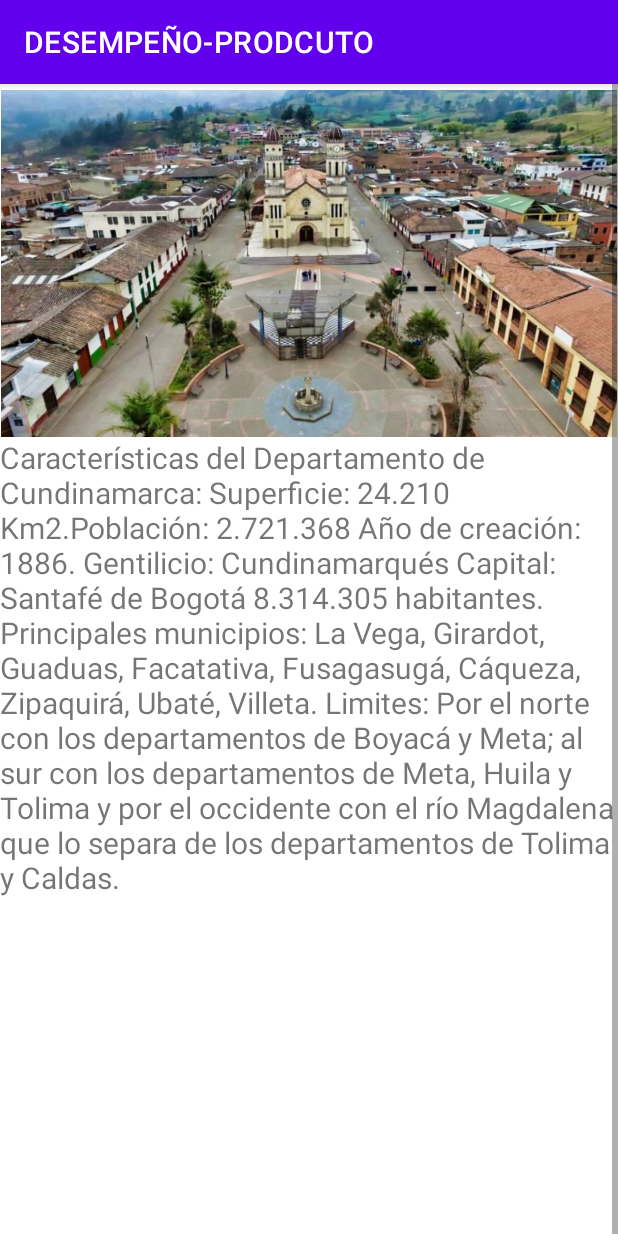
After one commit to migueld2000/DESEMPEOPRODCUTO, an Android app: the Datos_de_cundinamarca screen opened directly, with no data from a screen before it, on a phone screen of 412 x 824 dp. The commit adds this screen. Run offline under Robolectric (Android 15) with nearby library versions, the light colour scheme and no system bars.

Commit message:
desarrollo_menu_integrado

```diff
--- a/app/src/main/AndroidManifest.xml
+++ b/app/src/main/AndroidManifest.xml
@@ -9,7 +9,9 @@
         android:roundIcon="@mipmap/ic_launcher_round"
         android:supportsRtl="true"
         android:theme="@style/Theme.DESEMPEÑOPRODCUTO">
-        <activity android:name=".Home"></activity>
+        <activity android:name=".Datos_de_cundinamarca"></activity>
+        <activity android:name=".Mas_de_zipaquira" />
+        <activity android:name=".Home" />
         <activity android:name=".Splash">
             <intent-filter>
                 <action android:name="android.intent.action.MAIN" />
--- /dev/null
+++ b/app/src/main/java/com/example/desempeo_prodcuto/Datos_de_cundinamarca.java
@@ -0,0 +1,14 @@
+package com.example.desempeo_prodcuto;
+
+import androidx.appcompat.app.AppCompatActivity;
+
+import android.os.Bundle;
+
+public class Datos_de_cundinamarca extends AppCompatActivity {
+
+    @Override
+    protected void onCreate(Bundle savedInstanceState) {
+        super.onCreate(savedInstanceState);
+        setContentView(R.layout.activity_datos_de_cundinamarca);
+    }
+}
--- /dev/null
+++ b/app/src/main/res/layout/activity_datos_de_cundinamarca.xml
@@ -0,0 +1,34 @@
+<?xml version="1.0" encoding="utf-8"?>
+<androidx.constraintlayout.widget.ConstraintLayout xmlns:android="http://schemas.android.com/apk/res/android"
+    xmlns:app="http://schemas.android.com/apk/res-auto"
+    xmlns:tools="http://schemas.android.com/tools"
+    android:layout_width="match_parent"
+    android:layout_height="match_parent"
+    tools:context=".Datos_de_cundinamarca">
+    <ScrollView
+        android:layout_width="match_parent"
+        android:layout_height="match_parent">
+        <LinearLayout
+            android:layout_width="match_parent"
+            android:layout_height="wrap_content"
+            android:layout_marginTop="4dp"
+            android:orientation="vertical">
+            <ImageView
+                android:id="@+id/fotoprogramador"
+                android:layout_width="wrap_content"
+                android:layout_height="wrap_content"
+                android:adjustViewBounds="true"
+                android:src="@drawable/cundinamarca2"
+                app:layout_constraintEnd_toEndOf="parent"
+                app:layout_constraintStart_toStartOf="parent"
+                app:layout_constraintTop_toTopOf="parent" />
+            <TextView
+                android:layout_width="wrap_content"
+                android:layout_height="534dp"
+                android:text="@string/Descripcion_menu1"
+                android:textSize="20sp" />
+        </LinearLayout>
+    </ScrollView>
+
+
+</androidx.constraintlayout.widget.ConstraintLayout>
--- a/app/src/main/res/values/strings.xml
+++ b/app/src/main/res/values/strings.xml
@@ -10,4 +10,23 @@
     <string name="Descripcion3">Nombrada Primera Maravilla de Colombia en 2007. La catedral está construida
         en una mina subterránea de sal y tiene varias esculturas hechas con este mineral. Se pueden tomar
         tours guíados por la catedral.</string>
+    <string name="opcion1">Datos de cundinamarca</string>
+    <string name="opcion2">Datos curiosos</string>
+    <string name="Descripcion_menu1">
+        Características del Departamento de Cundinamarca:
+
+        Superficie: 24.210 Km2.Población: 2.721.368
+        Año de creación: 1886.
+        Gentilicio: Cundinamarqués
+        Capital: Santafé de Bogotá 8.314.305 habitantes.
+        Principales municipios: La Vega, Girardot, Guaduas, Facatativa, Fusagasugá, Cáqueza, Zipaquirá, Ubaté, Villeta.
+
+        Limites:
+        Por el norte con los departamentos de Boyacá y Meta; al sur con los departamentos de Meta,
+        Huila y Tolima y por el occidente con el río Magdalena que lo separa de los departamentos de
+        Tolima y Caldas.
+
+
+    </string>
+
 </resources>
```
Also changed, not shown: app/src/main/java/com/example/desempeo_prodcuto/Mas_de_zipaquira.java (added, +14 -0 lines), app/src/main/res/layout/activity_mas_de_zipaquira.xml (added, +33 -0 lines), app/src/main/res/menu/menu.xml (added, +11 -0 lines), app/src/main/res/drawable/cundinamarca2.jpg (added).
